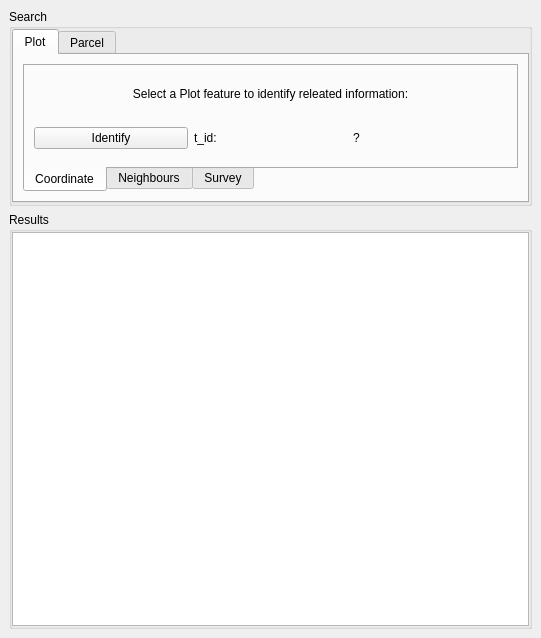
Old version of the form asistente_ladm_col/ui/dockwidget_queries.ui in the repository SwissTierrasColombia/Asistente-LADM-COL.
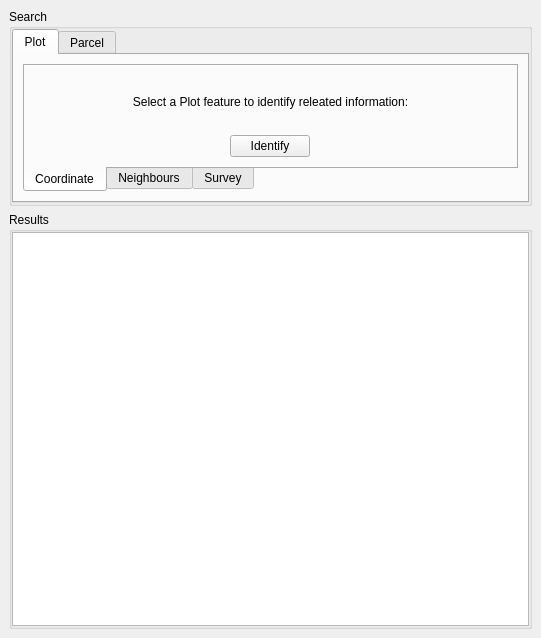
New version of the form.

Commit message: [gui] Identifying with one simple click

Patch:
```diff
--- a/asistente_ladm_col/ui/dockwidget_queries.ui
+++ b/asistente_ladm_col/ui/dockwidget_queries.ui
@@ -12,7 +12,7 @@
   </property>
   <property name="minimumSize">
    <size>
-    <width>515</width>
+    <width>541</width>
     <height>535</height>
    </size>
   </property>
@@ -86,39 +86,10 @@
                </item>
                <item row="1" column="0">
                 <layout class="QHBoxLayout" name="horizontalLayout_3">
-                 <item>
+                 <item alignment="Qt::AlignHCenter">
                   <widget class="QPushButton" name="btn_identify_plot">
-                   <property name="enabled">
-                    <bool>true</bool>
-                   </property>
-                   <property name="mouseTracking">
-                    <bool>false</bool>
-                   </property>
                    <property name="text">
                     <string>Identify</string>
-                   </property>
-                   <property name="autoDefault">
-                    <bool>false</bool>
-                   </property>
-                   <property name="default">
-                    <bool>false</bool>
-                   </property>
-                   <property name="flat">
-                    <bool>false</bool>
-                   </property>
-                  </widget>
-                 </item>
-                 <item>
-                  <widget class="QLabel" name="label_3">
-                   <property name="text">
-                    <string>t_id:</string>
-                   </property>
-                  </widget>
-                 </item>
-                 <item>
-                  <widget class="QLabel" name="label_4">
-                   <property name="text">
-                    <string>?</string>
                    </property>
                   </widget>
                  </item>
```
The commit also changes 1 other file.
